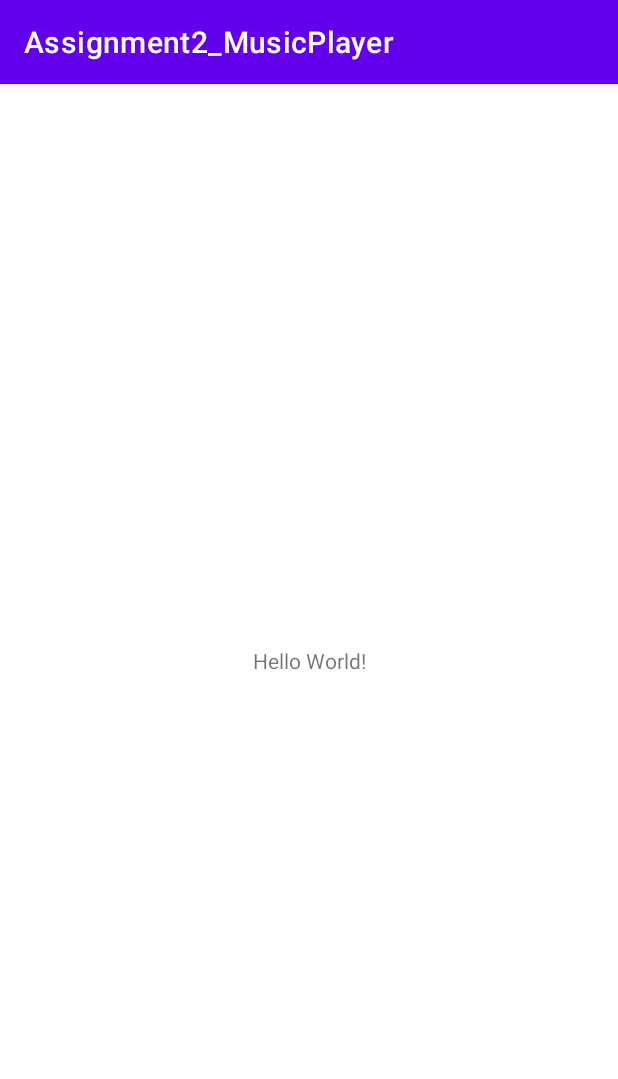
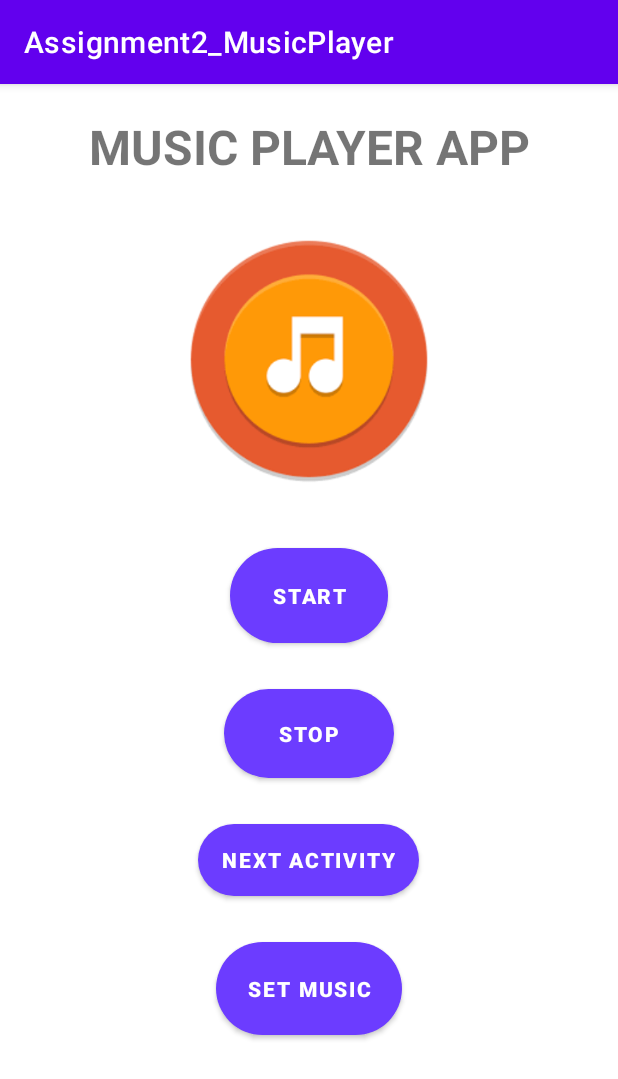
Before and after one commit to Mobile-Computing-Winter-2021/assignment0-pradeep20036, an Android app: the screen it shows after launch (MainActivity), on a phone screen of 412 x 824 dp. Shown: the top 1079 px of the screen. Run offline under Robolectric (Android 15) with nearby library versions, the phone set to English and light mode, and no system bars; Roboto replaces fonts that are not available here.

Commit message:
Start stop music features added

```diff
--- a/app/src/main/java/com/example/assignment2_musicplayer/FirstFragment.java
+++ b/app/src/main/java/com/example/assignment2_musicplayer/FirstFragment.java
@@ -1,20 +1,67 @@
 package com.example.assignment2_musicplayer;
 
+import android.app.ActivityManager;
+import android.app.Application;
+import android.content.Context;
+import android.content.Intent;
 import android.os.Bundle;
 
 import androidx.fragment.app.Fragment;
 
+import android.util.Log;
 import android.view.LayoutInflater;
 import android.view.View;
 import android.view.ViewGroup;
+import android.widget.Button;
 
 
 public class FirstFragment extends Fragment {
+
+    Button btn_start;
+    Button btn_stop;
 
     @Override
     public View onCreateView(LayoutInflater inflater, ViewGroup container,
                              Bundle savedInstanceState) {
         // Inflate the layout for this fragment
-        return inflater.inflate(R.layout.fragment_first, container, false);
+        View view= inflater.inflate(R.layout.fragment_first, container, false);
+        btn_start=view.findViewById(R.id.btn_start);
+        btn_stop=view.findViewById(R.id.btn_stop);
+
+        btn_start.setOnClickListener(new View.OnClickListener() {
+            @Override
+            public void onClick(View view) {
+                Log.d("State","startService");
+                getActivity().startService(new Intent(getActivity(), MusicService.class));
+            }
+        });
+
+        btn_stop.setOnClickListener(new View.OnClickListener() {
+            @Override
+            public void onClick(View view) {
+                Log.d("State","stopService");
+                getActivity().stopService(new Intent(getActivity(), MusicService.class));
+            }
+        });
+
+        return view;
     }
+
+    private boolean checkServiceRunning(Class<?> serviceClass) {
+//        Getting the activity Manager
+        ActivityManager manager = (ActivityManager) getContext().getSystemService(Context.ACTIVITY_SERVICE);
+
+//        getting all the services running in the system and checking if our service is running or not.
+        for (ActivityManager.RunningServiceInfo service : manager.getRunningServices(Integer.MAX_VALUE))
+        {
+            if (serviceClass.getName().equals(service.service.getClassName())) {
+                return true;
+            }
+        }
+        return false;
+    }
+
+
+
+
 }
--- a/app/src/main/java/com/example/assignment2_musicplayer/MainActivity.java
+++ b/app/src/main/java/com/example/assignment2_musicplayer/MainActivity.java
@@ -1,14 +1,31 @@
 package com.example.assignment2_musicplayer;
 
 import androidx.appcompat.app.AppCompatActivity;
+import androidx.fragment.app.FragmentTransaction;
 
 import android.os.Bundle;
+import android.view.View;
+import android.widget.Button;
+import android.widget.Toast;
 
 public class MainActivity extends AppCompatActivity {
-
+    Button btn_start;
+    Button btn_stop;
     @Override
     protected void onCreate(Bundle savedInstanceState) {
         super.onCreate(savedInstanceState);
         setContentView(R.layout.activity_main);
+//        loading the fragment in the activity on start
+        FirstFragment firstFragment=new FirstFragment();
+        FragmentTransaction transaction=getSupportFragmentManager().beginTransaction();
+        transaction.replace(R.id.linearLayout,firstFragment);
+        transaction.commit();
+
+
+
     }
+
+
+
+
 }
--- a/app/src/main/java/com/example/assignment2_musicplayer/SecondActivity.java
+++ b/app/src/main/java/com/example/assignment2_musicplayer/SecondActivity.java
@@ -1,6 +1,7 @@
 package com.example.assignment2_musicplayer;
 
 import androidx.appcompat.app.AppCompatActivity;
+import androidx.fragment.app.FragmentTransaction;
 
 import android.os.Bundle;
 
@@ -10,5 +11,10 @@ public class SecondActivity extends AppCompatActivity {
     protected void onCreate(Bundle savedInstanceState) {
         super.onCreate(savedInstanceState);
         setContentView(R.layout.activity_second);
+
+        SecondFragment secondFragment=new SecondFragment();
+        FragmentTransaction transaction=getSupportFragmentManager().beginTransaction();
+        transaction.replace(R.id.linearLayout1,secondFragment);
+        transaction.commit();
     }
 }
--- a/app/src/main/res/layout/activity_main.xml
+++ b/app/src/main/res/layout/activity_main.xml
@@ -1,18 +1,11 @@
 <?xml version="1.0" encoding="utf-8"?>
-<androidx.constraintlayout.widget.ConstraintLayout xmlns:android="http://schemas.android.com/apk/res/android"
+<LinearLayout xmlns:android="http://schemas.android.com/apk/res/android"
     xmlns:app="http://schemas.android.com/apk/res-auto"
     xmlns:tools="http://schemas.android.com/tools"
+    android:id="@+id/linearLayout"
     android:layout_width="match_parent"
     android:layout_height="match_parent"
     tools:context=".MainActivity">
 
-    <TextView
-        android:layout_width="wrap_content"
-        android:layout_height="wrap_content"
-        android:text="Hello World!"
-        app:layout_constraintBottom_toBottomOf="parent"
-        app:layout_constraintLeft_toLeftOf="parent"
-        app:layout_constraintRight_toRightOf="parent"
-        app:layout_constraintTop_toTopOf="parent" />
 
-</androidx.constraintlayout.widget.ConstraintLayout>
+</LinearLayout>
--- a/app/src/main/res/layout/activity_second.xml
+++ b/app/src/main/res/layout/activity_second.xml
@@ -1,9 +1,10 @@
 <?xml version="1.0" encoding="utf-8"?>
-<androidx.constraintlayout.widget.ConstraintLayout xmlns:android="http://schemas.android.com/apk/res/android"
+<LinearLayout xmlns:android="http://schemas.android.com/apk/res/android"
     xmlns:app="http://schemas.android.com/apk/res-auto"
     xmlns:tools="http://schemas.android.com/tools"
+    android:id="@+id/linearLayout1"
     android:layout_width="match_parent"
     android:layout_height="match_parent"
     tools:context=".SecondActivity">
 
-</androidx.constraintlayout.widget.ConstraintLayout>
+</LinearLayout>
--- a/app/src/main/res/layout/fragment_first.xml
+++ b/app/src/main/res/layout/fragment_first.xml
@@ -43,7 +43,7 @@
             android:orientation="vertical">
 
             <Button
-                android:id="@+id/button"
+                android:id="@+id/btn_start"
                 android:layout_width="105dp"
                 android:layout_height="63dp"
                 android:layout_margin="15dp"
@@ -54,7 +54,7 @@
                 app:backgroundTint="#6C3CFF" />
 
             <Button
-                android:id="@+id/button2"
+                android:id="@+id/btn_stop"
                 android:layout_width="113dp"
                 android:layout_height="59dp"
                 android:layout_margin="15dp"
@@ -65,7 +65,7 @@
                 app:backgroundTint="#6C3CFF" />
 
             <Button
-                android:id="@+id/button4"
+                android:id="@+id/btn_nextActivity"
                 android:layout_width="wrap_content"
                 android:layout_height="wrap_content"
                 android:layout_margin="15dp"
@@ -76,7 +76,7 @@
                 app:backgroundTint="#6C3CFF" />
 
             <Button
-                android:id="@+id/button3"
+                android:id="@+id/btn_setMusic"
                 android:layout_width="124dp"
                 android:layout_height="62dp"
                 android:layout_margin="15dp"
--- a/app/src/main/res/layout/fragment_second.xml
+++ b/app/src/main/res/layout/fragment_second.xml
@@ -40,7 +40,7 @@
             android:orientation="vertical">
 
             <Button
-                android:id="@+id/button"
+                android:id="@+id/btn_start"
                 android:layout_width="wrap_content"
                 android:layout_height="63dp"
                 android:layout_margin="15dp"
@@ -51,7 +51,7 @@
                 app:backgroundTint="#6C3CFF" />
 
             <Button
-                android:id="@+id/button2"
+                android:id="@+id/btn_stop"
                 android:layout_width="wrap_content"
                 android:layout_height="59dp"
                 android:layout_margin="15dp"
```
Also changed, not shown: app/src/main/AndroidManifest.xml (+7 -2 lines), app/src/main/java/com/example/assignment2_musicplayer/MusicService.java (added, +53 -0 lines), app/src/main/java/com/example/assignment2_musicplayer/SecondFragment.java (+1 -41 lines), 1 other file.
